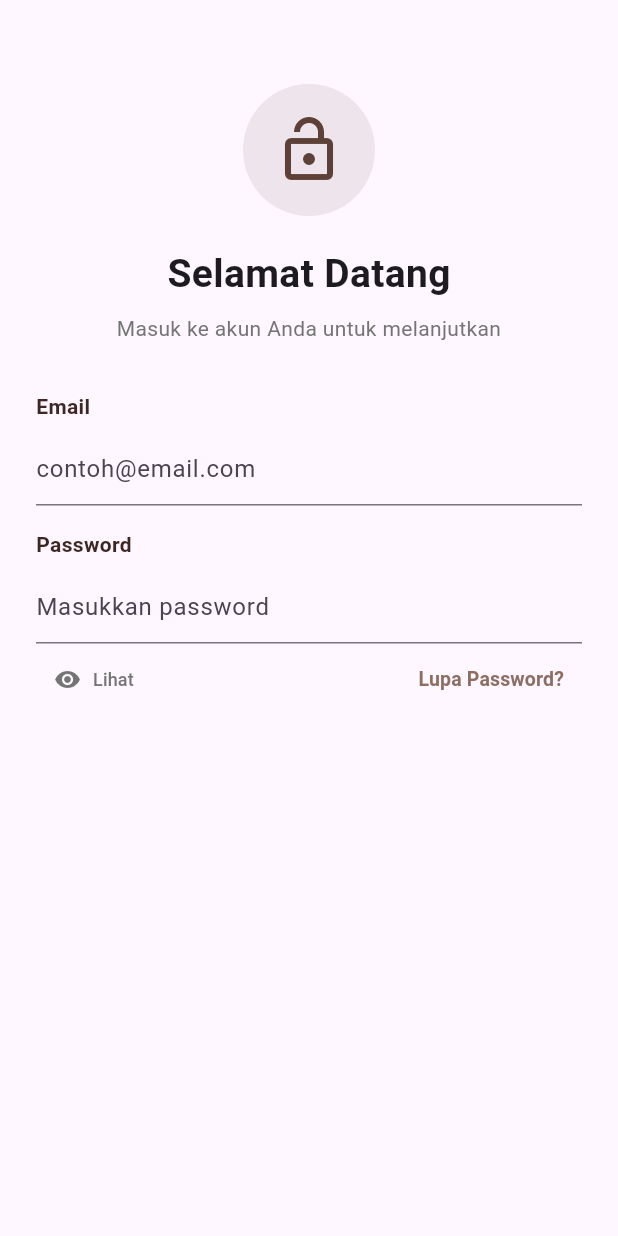
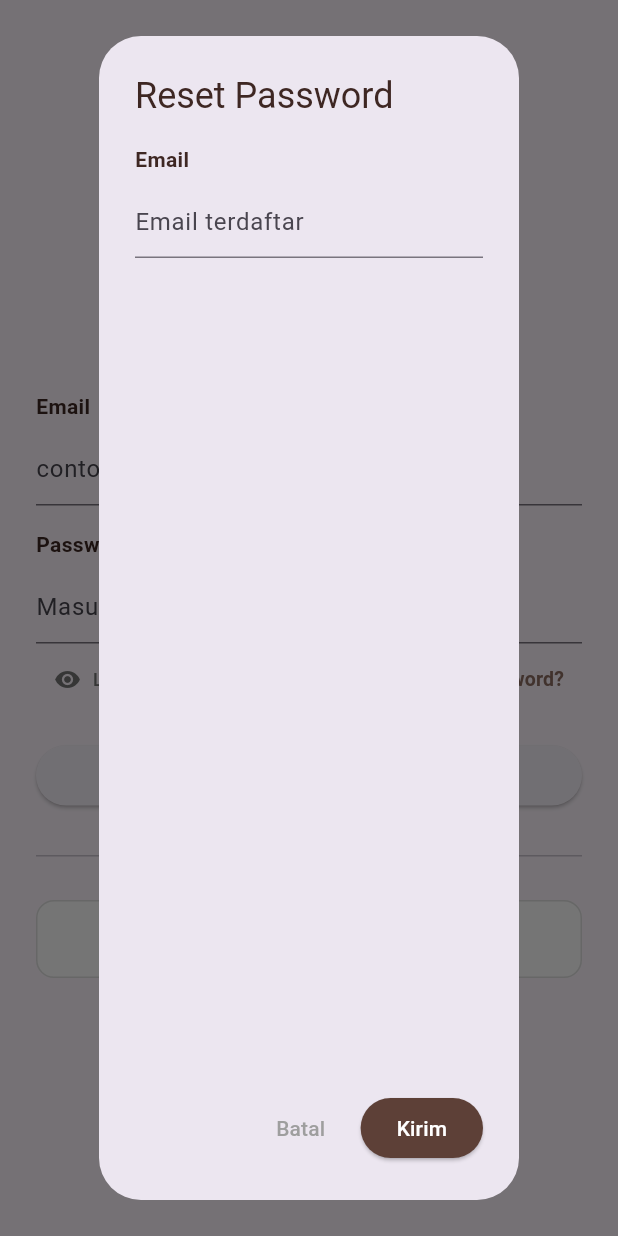
Before and after one commit to KishiEdward/skenain_flutter, a Flutter app: the LoginPage screen opened directly, after a tap on "Lupa Password?", on a phone screen of 412 x 824 dp. Run offline on Flutter 3.47's test engine with Material 3 defaults, Android fonts, the phone set to English and light mode, and no system bars; our stand-ins replace dio, email_validator, firebase_auth, firebase_core, flutter_secure_storage, google_sign_in; accounts and stored records are empty.

Commit message:
membuat page login final

```diff
--- a/lib/features/auth/presentation/pages/login_page.dart
+++ b/lib/features/auth/presentation/pages/login_page.dart
@@ -1,7 +1,7 @@
 import 'package:flutter/material.dart';
 import 'package:provider/provider.dart';
 import 'package:email_validator/email_validator.dart';
-import 'package:firebase_auth/firebase_auth.dart';
+import 'package:firebase_auth/firebase_auth.dart' hide AuthProvider;
 import '../providers/auth_provider.dart';
 import '../widgets/auth_header.dart';
 import '../widgets/custom_text_field.dart';
@@ -31,12 +31,92 @@ class _LoginPageState extends State<LoginPage> {
     super.dispose();
   }
 
+  /// Handler untuk login email/password
+  Future<void> _loginEmail() async {
+    if (!_formKey.currentState!.validate()) return;
 
-  Future<void> _loginEmail() async {}
-  Future<void> _loginGoogle() async {}
-  void _handleLoginResult(bool ok, AuthProvider auth) {}
-  void _showForgotPasswordDialog(BuildContext context) {}
-  // =======================================================
+    final auth = context.read<AuthProvider>();
+    final ok = await auth.loginWithEmail(
+      email: _emailCtrl.text.trim(),
+      password: _passCtrl.text,
+    );
+
+    if (!mounted) return;
+    _handleLoginResult(ok, auth);
+  }
+
+  /// Handler untuk login Google
+  Future<void> _loginGoogle() async {
+    final auth = context.read<AuthProvider>();
+    final ok = await auth.loginWithGoogle();
+
+    if (!mounted) return;
+    _handleLoginResult(ok, auth);
+  }
+
+  /// Routing berdasarkan hasil login
+  void _handleLoginResult(bool ok, AuthProvider auth) {
+    if (ok) {
+      Navigator.pushReplacementNamed(context, '/dashboard');
+    } else if (auth.status == AuthStatus.emailNotVerified) {
+      Navigator.pushReplacementNamed(context, '/verify-email');
+    } else {
+      ScaffoldMessenger.of(context).showSnackBar(
+        SnackBar(
+          content: Text(auth.errorMessage ?? 'Login gagal'),
+          backgroundColor: const Color(0xFFB3261E), // Merah bata earth tone
+        ),
+      );
+    }
+  }
+
+  /// Popup Dialog untuk Lupa Password
+  void _showForgotPasswordDialog(BuildContext context) {
+    final ctrl = TextEditingController();
+    showDialog(
+      context: context,
+      builder: (context) => AlertDialog(
+        title: const Text('Reset Password', style: TextStyle(color: Color(0xFF3E2723))),
+        content: CustomTextField(
+          label: 'Email',
+          hint: 'Email terdaftar',
+          controller: ctrl,
+          keyboardType: TextInputType.emailAddress,
+        ),
+        actions: [
+          TextButton(
+            onPressed: () => Navigator.pop(context),
+            child: const Text('Batal', style: TextStyle(color: Colors.grey)),
+          ),
+          ElevatedButton(
+            style: ElevatedButton.styleFrom(backgroundColor: const Color(0xFF5D4037)),
+            onPressed: () async {
+              if (ctrl.text.trim().isEmpty) return;
+              try {
+                // Mengirim email reset password via Firebase
+                await FirebaseAuth.instance.sendPasswordResetEmail(
+                  email: ctrl.text.trim(),
+                );
+                if (context.mounted) {
+                  Navigator.pop(context);
+                  ScaffoldMessenger.of(context).showSnackBar(
+                    const SnackBar(content: Text('Email reset password telah dikirim')),
+                  );
+                }
+              } catch (e) {
+                if (context.mounted) {
+                  ScaffoldMessenger.of(context).showSnackBar(
+                    const SnackBar(content: Text('Gagal mengirim email reset password')),
+                  );
+                }
+              }
+            },
+            child: const Text('Kirim', style: TextStyle(color: Colors.white)),
+          ),
+        ],
+      ),
+    );
+  }
 
   @override
   Widget build(BuildContext context) {
@@ -116,8 +196,39 @@ class _LoginPageState extends State<LoginPage> {
                   ),
                   const SizedBox(height: 16),
 
+                  CustomButton(
+                    text: 'Masuk',
+                    onPressed: _loginEmail,
+                    isLoading: isLoading,
+                  ),
+                  const SizedBox(height: 20),
 
+                  const DividerWithText(text: 'atau masuk dengan'),
+                  const SizedBox(height: 20),
 
+                  GoogleSignInButton(
+                    onPressed: _loginGoogle,
+                    isLoading: isLoading,
+                  ),
+                  const SizedBox(height: 24),
+
+                  // Link pindah ke halaman Register
+                  Row(
+                    mainAxisAlignment: MainAxisAlignment.center,
+                    children: [
+                      const Text('Belum punya akun? '),
+                      GestureDetector(
+                        onTap: () => Navigator.pushReplacementNamed(context, '/register'),
+                        child: const Text(
+                          'Daftar',
+                          style: TextStyle(
+                            color: Color(0xFF5D4037),
+                            fontWeight: FontWeight.bold,
+                          ),
+                        ),
+                      ),
+                    ],
+                  ),
                 ],
               ),
             ),
```
